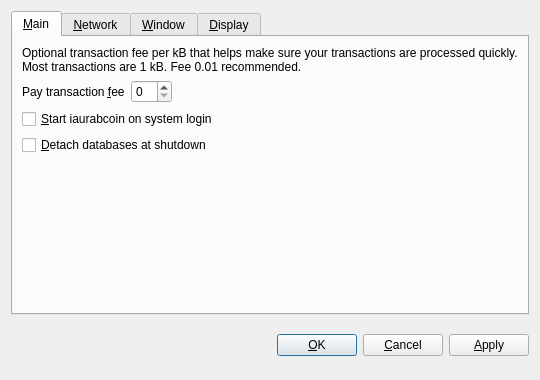
Above: src/qt/forms/optionsdialog.ui from Ferchodev/nuevo before the change. Below: the same form after it.
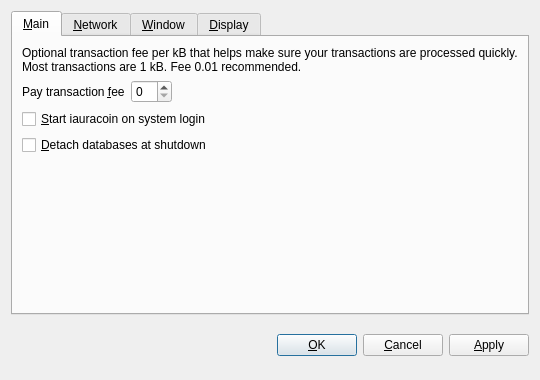
That is the form after the change. Custom widgets are drawn as their Qt base class.

```diff
--- a/src/qt/forms/optionsdialog.ui
+++ b/src/qt/forms/optionsdialog.ui
@@ -82,7 +82,7 @@
           <string>Automatically start iaurabcoin after logging in to the system.</string>
          </property>
          <property name="text">
-          <string>&amp;Start iaurabcoin on system login</string>
+          <string>&amp;Start iauracoin on system login</string>
          </property>
         </widget>
        </item>
```
Left out of the diff: 10 changed lines with no effect on the pictures.
